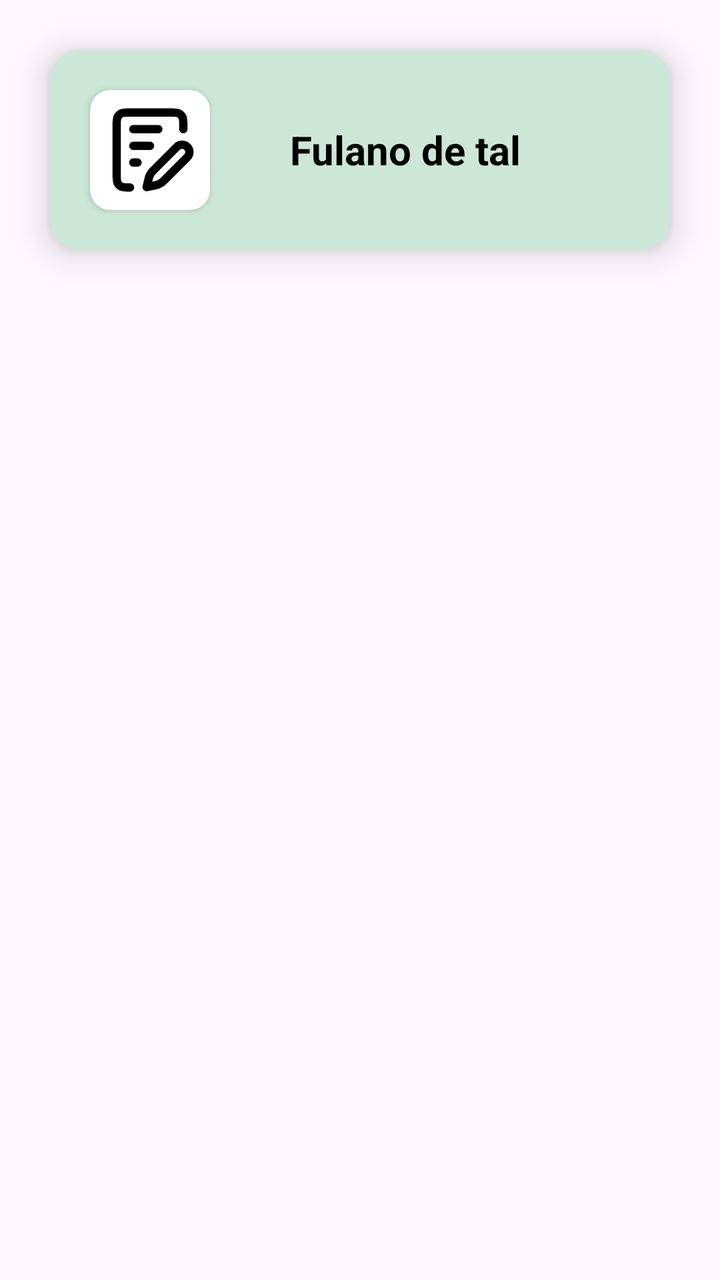
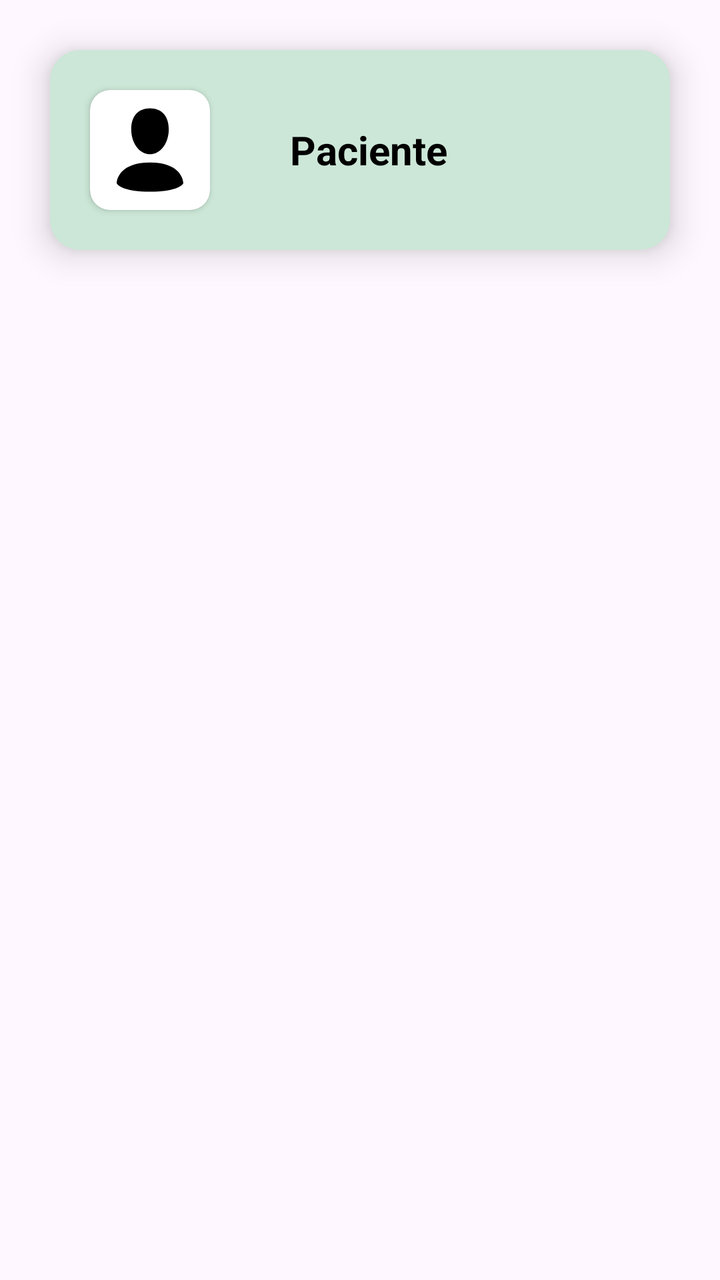

An Android layout rendered at two revisions. The XML below is the earlier revision; the diff shows what the commit changed to produce the second picture.
<!-- AndroidManifest.xml: application theme Theme.Atividade4 -->
<!-- res/layout/item_pacientes.xml -->
<?xml version="1.0" encoding="utf-8"?>
<androidx.constraintlayout.widget.ConstraintLayout xmlns:android="http://schemas.android.com/apk/res/android"
    android:layout_width="match_parent"
    android:layout_height="150dp"
    android:backgroundTint="@color/color_default"
    xmlns:app="http://schemas.android.com/apk/res-auto">



    <androidx.cardview.widget.CardView
        android:id="@+id/recyclerView_Registro"
        android:layout_width="match_parent"
        android:layout_height="100dp"
        app:layout_constraintEnd_toEndOf="parent"
        app:layout_constraintStart_toStartOf="parent"
        app:layout_constraintTop_toTopOf="parent"
        android:layout_margin="25dp"
        app:cardCornerRadius="15dp"
        app:cardElevation="10dp"
        android:backgroundTint="@color/color_default">

        <LinearLayout
            android:layout_width="match_parent"
            android:layout_height="100dp"
            android:orientation="horizontal">

            <androidx.cardview.widget.CardView
                android:layout_width="60dp"
                android:layout_height="60dp"
                android:layout_margin="20dp"
                app:cardCornerRadius="10dp">

                <ImageView
                    android:layout_width="50dp"
                    android:layout_height="50dp"
                    android:layout_gravity="center"
                    android:src="@drawable/ic_diario"/>

            </androidx.cardview.widget.CardView>

            <TextView
                android:id="@+id/textView_nomePaciente"
                android:layout_width="wrap_content"
                android:layout_height="wrap_content"
                android:text="Fulano de tal"
                android:textSize="20sp"
                android:textStyle="bold"
                android:layout_gravity="center"
                android:textColor="@color/black"
                android:layout_margin="20dp"/>

        </LinearLayout>

    </androidx.cardview.widget.CardView>




</androidx.constraintlayout.widget.ConstraintLayout>
<!-- resources referenced by this layout -->
<resources>
  <color name="black">#FF000000</color>
  <color name="color_default">#CCE7D7</color>
  <!-- drawable ic_diario (drawable) -->
  <vector xmlns:android="http://schemas.android.com/apk/res/android" android:height="24dp" android:viewportHeight="24" android:viewportWidth="24" android:width="24dp">
        
      <path android:fillColor="#00000000" android:pathData="M7.2,21C6.08,21 5.52,21 5.092,20.782C4.716,20.59 4.41,20.284 4.218,19.908C4,19.48 4,18.92 4,17.8V6.2C4,5.08 4,4.52 4.218,4.092C4.41,3.716 4.716,3.41 5.092,3.218C5.52,3 6.08,3 7.2,3H16.8C17.92,3 18.48,3 18.908,3.218C19.284,3.41 19.59,3.716 19.782,4.092C20,4.52 20,5.08 20,6.2V7M8,7H14M8,15H9M8,11H12M11.195,20.895L12.51,20.635C13.22,20.494 13.574,20.424 13.905,20.295C14.199,20.181 14.478,20.032 14.736,19.852C15.028,19.649 15.284,19.393 15.795,18.882L20.943,13.733C21.631,13.046 21.631,11.932 20.943,11.244C20.256,10.557 19.142,10.557 18.455,11.244L13.218,16.481C12.739,16.96 12.499,17.2 12.306,17.471C12.134,17.712 11.99,17.972 11.875,18.245C11.746,18.552 11.669,18.882 11.514,19.542L11.195,20.895Z" android:strokeColor="#000000" android:strokeLineCap="round" android:strokeLineJoin="round" android:strokeWidth="2"/>
      
  </vector>
  <style name="Theme.Atividade4" parent="Base.Theme.Atividade4" />
  <style name="Base.Theme.Atividade4" parent="Theme.Material3.DayNight.NoActionBar">
  
          <item name="colorPrimary">@color/colorPrimary</item>
          <item name="colorAccent">@color/color_details</item>
  
      </style>
  <color name="colorPrimary">#A0CDE3</color>
  <color name="color_details">#A0CDE3</color>
</resources>

<!-- the commit's change to res/layout/item_pacientes.xml (unified diff, before → after) -->
@@ -31,10 +31,11 @@
                 app:cardCornerRadius="10dp">
 
                 <ImageView
+                    android:id="@+id/foto_perfil_diario"
                     android:layout_width="50dp"
                     android:layout_height="50dp"
                     android:layout_gravity="center"
-                    android:src="@drawable/ic_diario"/>
+                    android:src="@drawable/ic_pacientes"/>
 
             </androidx.cardview.widget.CardView>
 
@@ -42,7 +43,7 @@
                 android:id="@+id/textView_nomePaciente"
                 android:layout_width="wrap_content"
                 android:layout_height="wrap_content"
-                android:text="Fulano de tal"
+                android:text="Paciente"
                 android:textSize="20sp"
                 android:textStyle="bold"
                 android:layout_gravity="center"
<!-- resource entries referenced after the edit -->
@@ -2,10 +2,10 @@
 <resources>
   <color name="black">#FF000000</color>
   <color name="color_default">#CCE7D7</color>
-  <!-- drawable ic_diario (drawable) -->
+  <!-- drawable ic_pacientes (drawable) -->
   <vector xmlns:android="http://schemas.android.com/apk/res/android" android:height="24dp" android:viewportHeight="24" android:viewportWidth="24" android:width="24dp">
         
-      <path android:fillColor="#00000000" android:pathData="M7.2,21C6.08,21 5.52,21 5.092,20.782C4.716,20.59 4.41,20.284 4.218,19.908C4,19.48 4,18.92 4,17.8V6.2C4,5.08 4,4.52 4.218,4.092C4.41,3.716 4.716,3.41 5.092,3.218C5.52,3 6.08,3 7.2,3H16.8C17.92,3 18.48,3 18.908,3.218C19.284,3.41 19.59,3.716 19.782,4.092C20,4.52 20,5.08 20,6.2V7M8,7H14M8,15H9M8,11H12M11.195,20.895L12.51,20.635C13.22,20.494 13.574,20.424 13.905,20.295C14.199,20.181 14.478,20.032 14.736,19.852C15.028,19.649 15.284,19.393 15.795,18.882L20.943,13.733C21.631,13.046 21.631,11.932 20.943,11.244C20.256,10.557 19.142,10.557 18.455,11.244L13.218,16.481C12.739,16.96 12.499,17.2 12.306,17.471C12.134,17.712 11.99,17.972 11.875,18.245C11.746,18.552 11.669,18.882 11.514,19.542L11.195,20.895Z" android:strokeColor="#000000" android:strokeLineCap="round" android:strokeLineJoin="round" android:strokeWidth="2"/>
+      <path android:fillColor="#000000" android:fillType="evenOdd" android:pathData="M16.5,7.063C16.5,10.258 14.57,13 12,13c-2.572,0 -4.5,-2.742 -4.5,-5.938C7.5,3.868 9.16,2 12,2s4.5,1.867 4.5,5.063zM4.102,20.142C4.487,20.6 6.145,22 12,22c5.855,0 7.512,-1.4 7.898,-1.857a0.416,0.416 0,0 0,0.09 -0.317C19.9,18.944 19.106,15 12,15s-7.9,3.944 -7.989,4.826a0.416,0.416 0,0 0,0.091 0.317z"/>
       
   </vector>
   <style name="Theme.Atividade4" parent="Base.Theme.Atividade4" />
